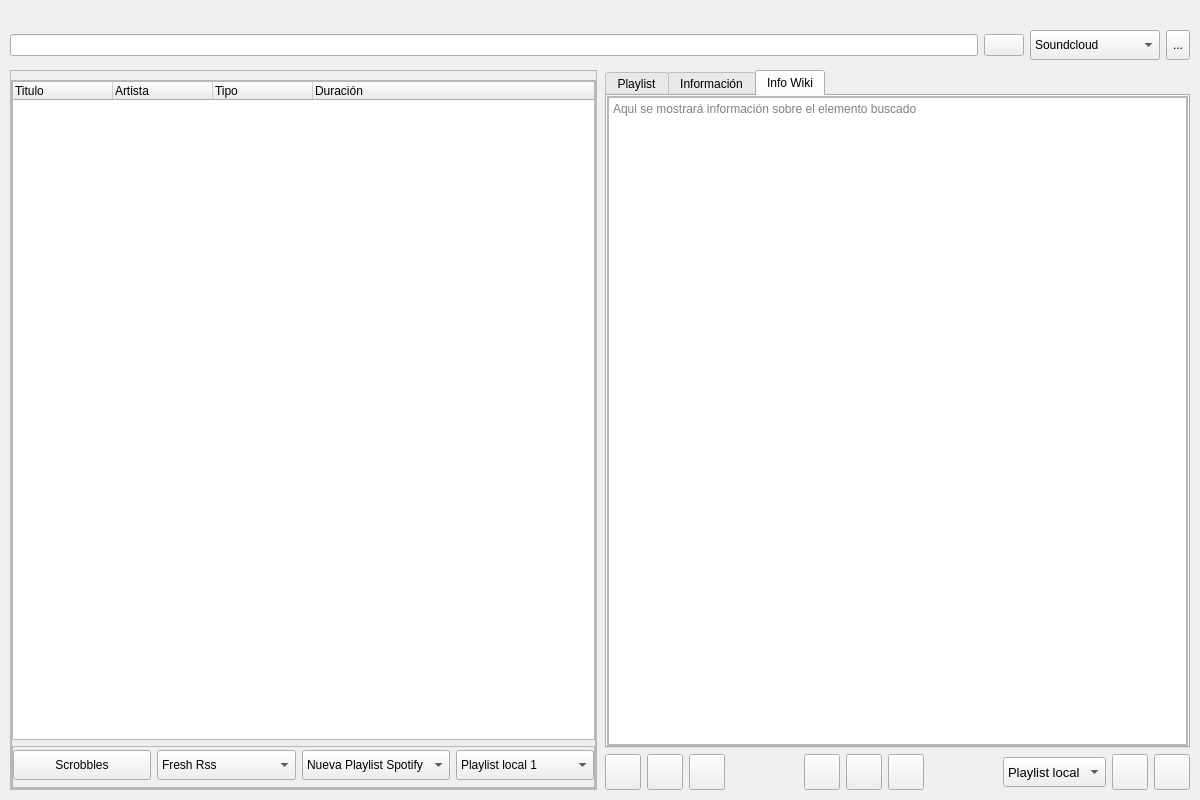
First picture: the form in ui/url_player.ui, repository volteret4/mfuz, before the edit.
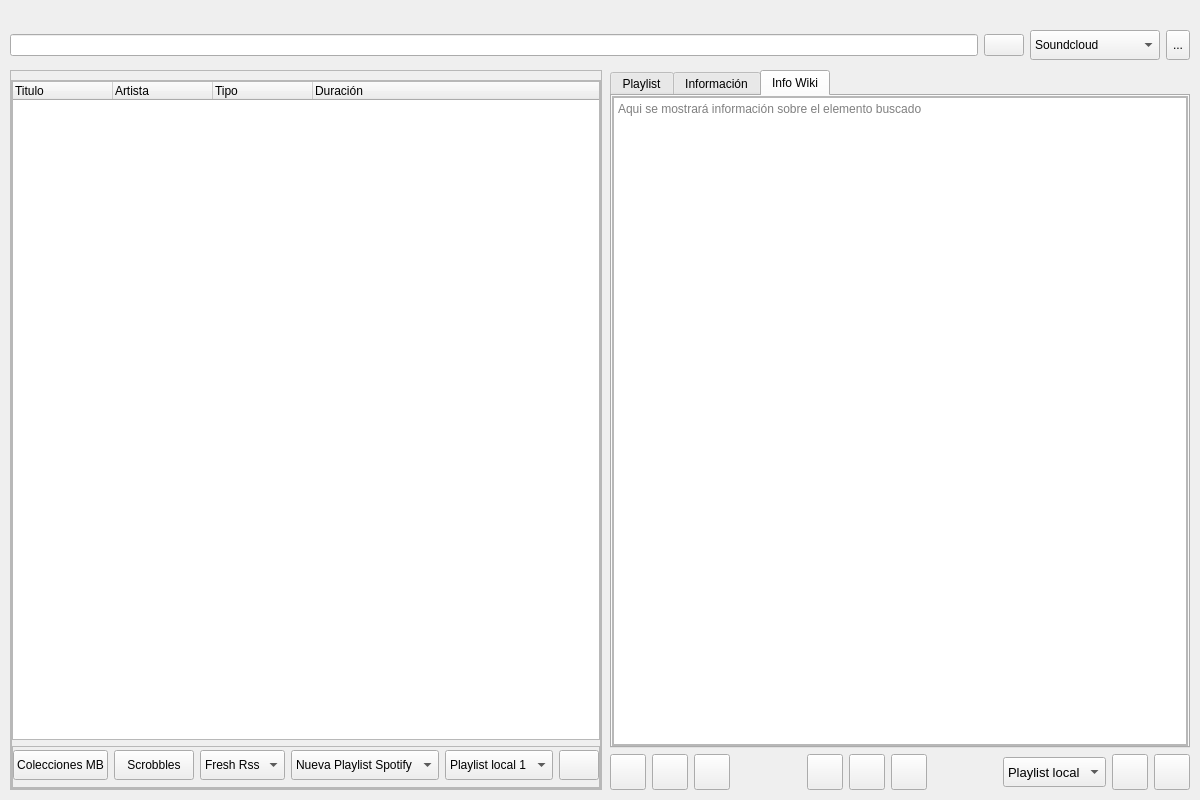
Second picture: the form after the edit. The open tabs and pages were chosen to show the change. Icons and pictures are not drawn.

Commit message: url_playlist, añadiendo info de scrobbles en base de datos

What changed in the file:
```diff
--- a/ui/url_player.ui
+++ b/ui/url_player.ui
@@ -473,7 +473,24 @@
                        <number>3</number>
                       </property>
                       <item>
-                       <widget class="QPushButton" name="pushButton">
+                       <widget class="QPushButton" name="colecciones_mb_menu">
+                        <property name="maximumSize">
+                         <size>
+                          <width>16777215</width>
+                          <height>30</height>
+                         </size>
+                        </property>
+                        <property name="text">
+                         <string>Colecciones MB</string>
+                        </property>
+                        <property name="icon">
+                         <iconset resource="../images.qrc">
+                          <normaloff>:/services/mb</normaloff>:/services/mb</iconset>
+                        </property>
+                       </widget>
+                      </item>
+                      <item>
+                       <widget class="QPushButton" name="scrobbles_menu">
                         <property name="maximumSize">
                          <size>
                           <width>16777215</width>
@@ -564,6 +581,23 @@
                         </item>
                        </widget>
                       </item>
+                      <item>
+                       <widget class="QPushButton" name="favoritos_menu">
+                        <property name="maximumSize">
+                         <size>
+                          <width>16777215</width>
+                          <height>30</height>
+                         </size>
+                        </property>
+                        <property name="text">
+                         <string/>
+                        </property>
+                        <property name="icon">
+                         <iconset resource="../images.qrc">
+                          <normaloff>:/services/chicken</normaloff>:/services/chicken</iconset>
+                        </property>
+                       </widget>
+                      </item>
                      </layout>
                     </widget>
                    </item>
@@ -1008,7 +1042,7 @@
                     <rect>
                      <x>0</x>
                      <y>0</y>
-                     <width>581</width>
+                     <width>464</width>
                      <height>649</height>
                     </rect>
                    </property>
```
Left out of the diff: 6 changed lines with no effect on the pictures. The commit also changes 3 other files.
